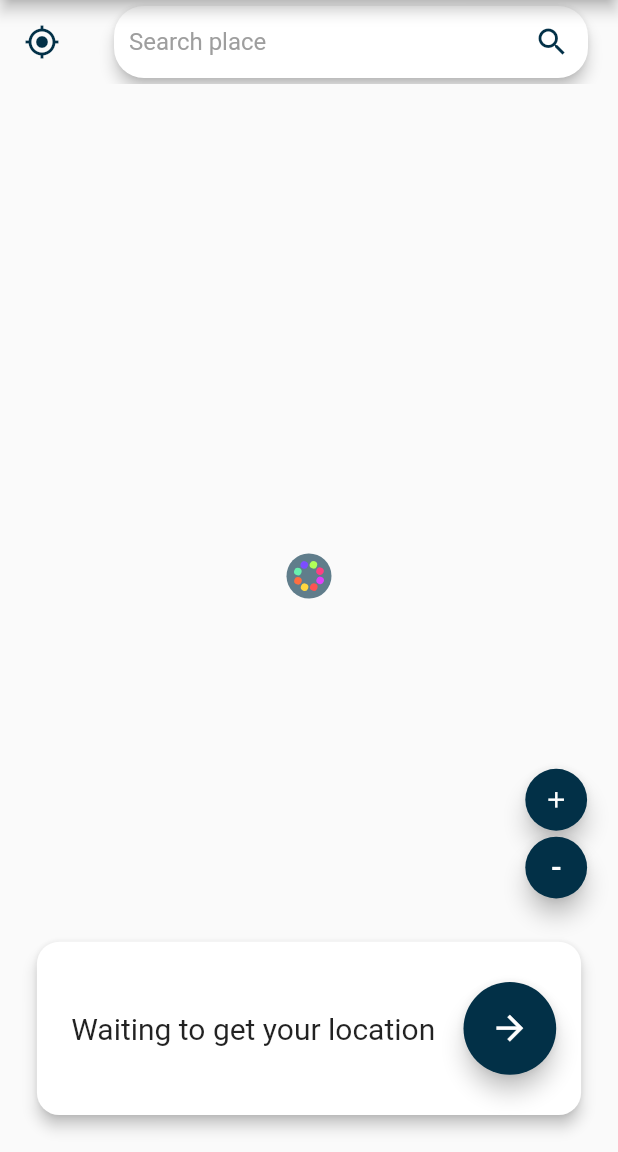
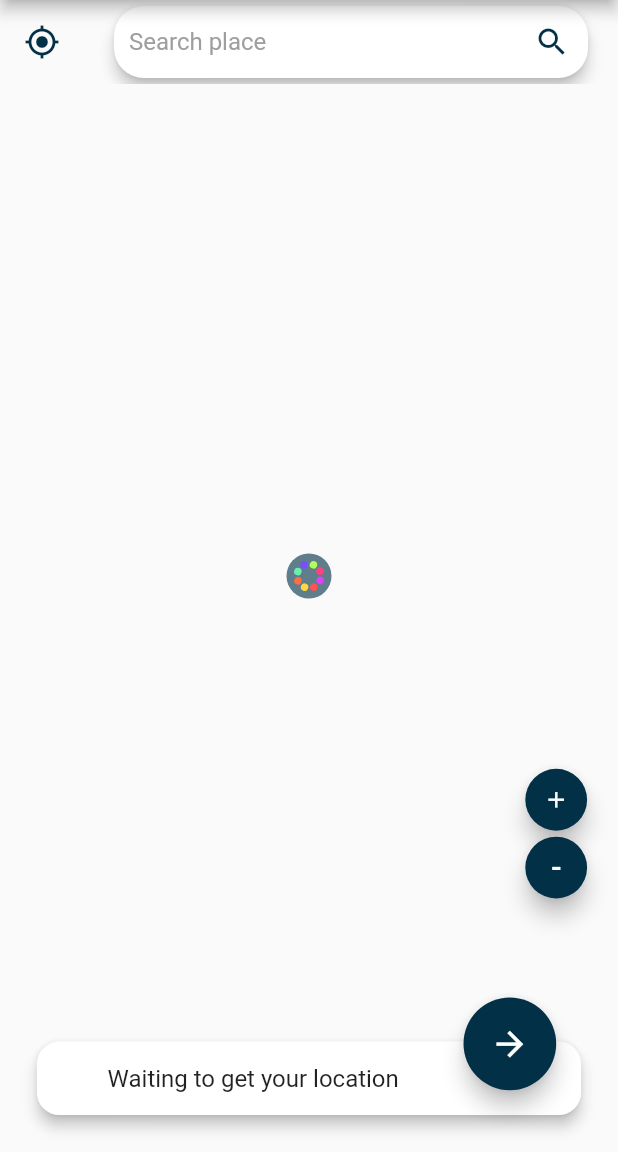
Before and after one commit to Trip-It/trip-it, a Flutter app: the screen it shows after launch, on a phone screen of 412 x 824 dp, the part 84-1236 px from its top. Run offline on Flutter 3.47's test engine with Material 2 defaults, Android fonts, the phone set to English and light mode, and no system bars; drawn by our look-alikes of auto_size_text; our stand-ins replace flutter_map, geolocator, latlong, sqflite, webview_flutter; missing offline and left inert: flutter_fluid_slider, nominatim_location_picker; accounts and stored records are empty.

Commit message:
Adjusted description field

```diff
--- a/lib/widgets/nominatim_location_picker.dart
+++ b/lib/widgets/nominatim_location_picker.dart
@@ -253,7 +253,7 @@ class _NominatimLocationPickerState extends State<NominatimLocationPicker> {
         children: <Widget>[
           SizedBox(
             width: MediaQuery.of(context).size.width * 0.9,
-            height: MediaQuery.of(context).size.height * 0.15,
+            //height: MediaQuery.of(context).size.height * 0.15,
             child: Card(
                 shape: RoundedRectangleBorder(
                   borderRadius: BorderRadius.circular(15.0),
@@ -273,7 +273,7 @@ class _NominatimLocationPickerState extends State<NominatimLocationPicker> {
                             _desc == null
                                 ? widget.awaitingForLocation
                                 : "SET AS DEPARTURE POINT: \n" + _desc,
-                            style: TextStyle(fontSize: 20),
+                            style: TextStyle(fontSize: 16),
                             textAlign: TextAlign.start,
                           ),
                         )))),
@@ -290,7 +290,7 @@ class _NominatimLocationPickerState extends State<NominatimLocationPicker> {
     var height = MediaQuery.of(context).size.height;
 
     return new Positioned(
-      bottom: -width * 0.025 + height * 0.075,
+      bottom: height * 0.05,
       right: width * 0.1,
       child: Container(
         height: width * 0.15,
```
